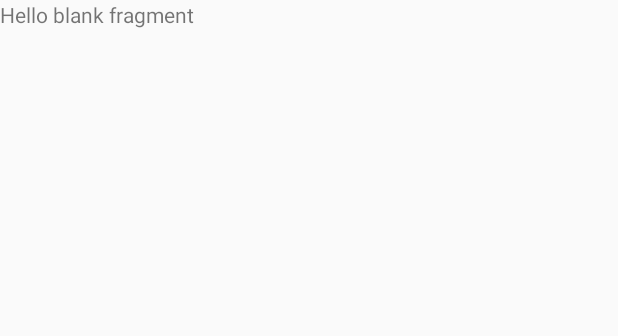
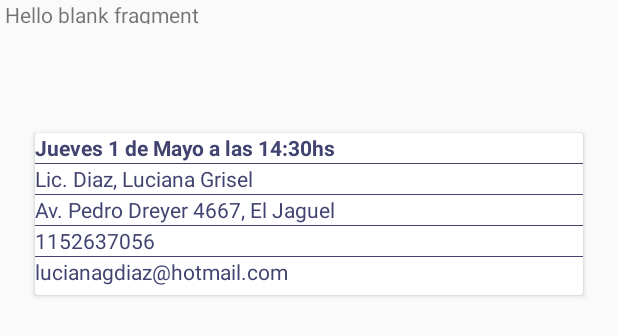
Before and after one commit to AleArmengol/Appointed, an Android app: the layout fragment_past_appointments.xml on its own in the app's theme, with its tools: preview values and no code run, on a phone screen of 412 x 824 dp. Shown: the top 336 px of the screen. Run offline under Robolectric (Android 15) with nearby library versions, the phone set to English and light mode, and no system bars.

Commit message:
CardView in past_appointment_fragment.xml added

```diff
--- a/app/build.gradle
+++ b/app/build.gradle
@@ -40,6 +40,7 @@ dependencies {
     testImplementation 'junit:junit:4.12'
     androidTestImplementation 'androidx.test.ext:junit:1.1.1'
     androidTestImplementation 'androidx.test.espresso:espresso-core:3.2.0'
+    implementation "androidx.cardview:cardview:1.0.0"
     implementation 'com.google.firebase:firebase-analytics:17.2.2'
     implementation 'com.google.firebase:firebase-auth:19.3.1'
 
--- /dev/null
+++ b/app/src/main/res/drawable/custom_cards.xml
@@ -0,0 +1,7 @@
+<?xml version="1.0" encoding="utf-8"?>
+<shape xmlns:android="http://schemas.android.com/apk/res/android">
+    <solid android:color="#0DD439" />
+    <corners android:radius="10px" />
+
+
+</shape>
--- a/app/src/main/res/layout/fragment_past_appointments.xml
+++ b/app/src/main/res/layout/fragment_past_appointments.xml
@@ -1,14 +1,113 @@
 <?xml version="1.0" encoding="utf-8"?>
-<FrameLayout xmlns:android="http://schemas.android.com/apk/res/android"
+<androidx.constraintlayout.widget.ConstraintLayout xmlns:android="http://schemas.android.com/apk/res/android"
+    xmlns:app="http://schemas.android.com/apk/res-auto"
     xmlns:tools="http://schemas.android.com/tools"
     android:layout_width="match_parent"
     android:layout_height="match_parent"
     tools:context=".ui.past_appointments.PastAppointmentsFragment">
 
     <!-- TODO: Update blank fragment layout -->
+
     <TextView
-        android:layout_width="match_parent"
-        android:layout_height="match_parent"
-        android:text="@string/hello_blank_fragment" />
+        android:id="@+id/textView7"
+        android:layout_width="405dp"
+        android:layout_height="16dp"
+        android:text="@string/hello_blank_fragment"
+        app:layout_constraintEnd_toEndOf="parent"
+        app:layout_constraintStart_toStartOf="parent"
+        app:layout_constraintTop_toTopOf="parent" />
 
-</FrameLayout>
+    <androidx.cardview.widget.CardView
+        android:id="@+id/cardView"
+        android:layout_width="365dp"
+        android:layout_height="108dp"
+        app:layout_constraintBottom_toBottomOf="parent"
+        app:layout_constraintEnd_toEndOf="parent"
+        app:layout_constraintStart_toStartOf="parent"
+        app:layout_constraintTop_toTopOf="parent"
+        app:layout_constraintVertical_bias="0.124"
+        android:background="@drawable/custom_cards">
+
+        <LinearLayout
+            android:layout_width="match_parent"
+            android:layout_height="match_parent"
+            android:orientation="vertical">
+
+            <TextView
+                android:id="@+id/title"
+                style="@style/labels"
+                android:layout_width="357dp"
+                android:layout_height="20dp"
+                android:text="Jueves 1 de Mayo a las 14:30hs"
+                android:textStyle="bold"
+                app:layout_constraintBottom_toBottomOf="parent"
+                app:layout_constraintEnd_toEndOf="parent"
+                app:layout_constraintHorizontal_bias="1.0"
+                app:layout_constraintStart_toStartOf="parent"
+                app:layout_constraintTop_toTopOf="parent"
+                app:layout_constraintVertical_bias="0.0">
+
+            </TextView>
+
+            <View
+                android:layout_width="match_parent"
+                android:layout_height="0.2dp"
+                android:background="@drawable/lines"></View>
+
+            <TextView
+                android:id="@+id/doctor_name"
+                style="@style/labels"
+                android:layout_width="357dp"
+                android:layout_height="20dp"
+                android:text="Lic. Diaz, Luciana Grisel ">
+
+            </TextView>
+
+            <View
+                android:layout_width="match_parent"
+                android:layout_height="0.2dp"
+                android:background="@drawable/lines"></View>
+
+            <TextView
+                android:id="@+id/address_label"
+                style="@style/labels"
+                android:layout_width="357dp"
+                android:layout_height="20dp"
+                android:text="Av. Pedro Dreyer 4667, El Jaguel">
+
+            </TextView>
+
+            <View
+                android:layout_width="match_parent"
+                android:layout_height="0.2dp"
+                android:background="@drawable/lines"></View>
+
+            <TextView
+                android:id="@+id/phone_label"
+                style="@style/labels"
+                android:layout_width="357dp"
+                android:layout_height="20dp"
+                android:text="1152637056">
+
+            </TextView>
+
+            <View
+                android:layout_width="match_parent"
+                android:layout_height="0.2dp"
+                android:background="@drawable/lines"></View>
+
+            <TextView
+                android:id="@+id/email_label"
+                style="@style/labels"
+                android:layout_width="357dp"
+                android:layout_height="20dp"
+                android:text="lucianagdiaz@hotmail.com
+">
+
+            </TextView>
+
+        </LinearLayout>
+
+    </androidx.cardview.widget.CardView>
+
+</androidx.constraintlayout.widget.ConstraintLayout>
```
